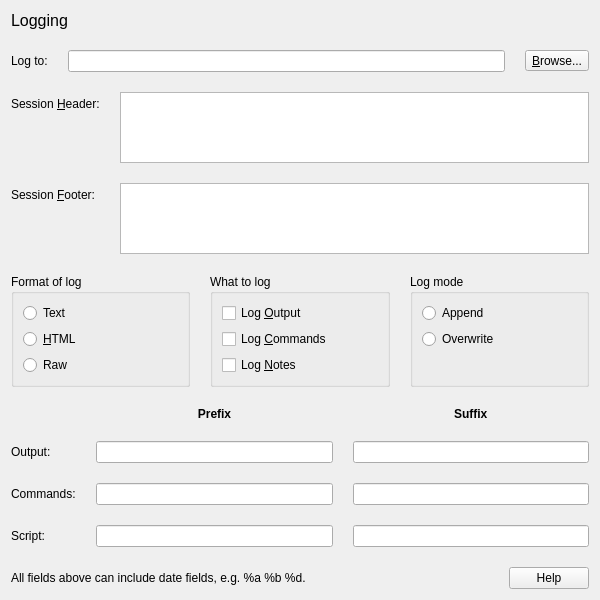
Qt form smushclient-qt/cpp/ui/prefs/logging.ui (jnbooth/smushclient) before a commit.
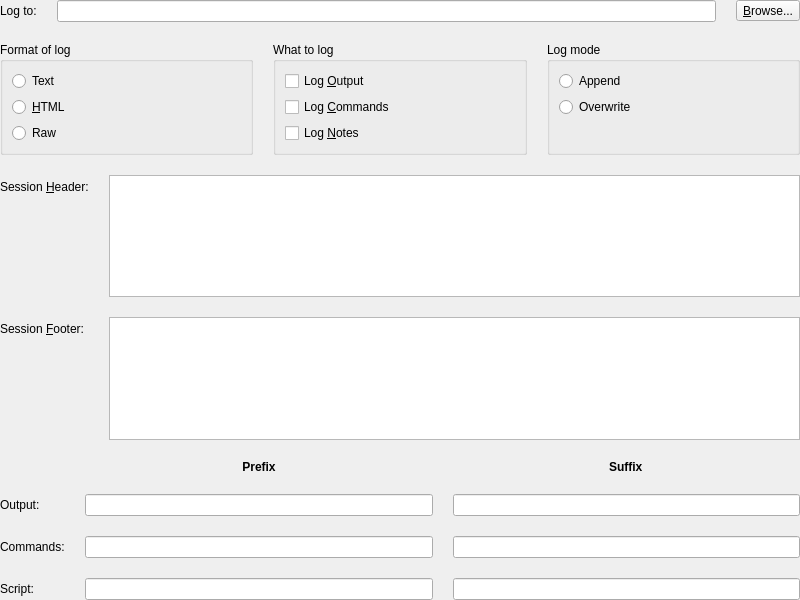
The same form after that commit. Icons and pictures are not drawn.

```diff
--- a/smushclient-qt/cpp/ui/prefs/logging.ui
+++ b/smushclient-qt/cpp/ui/prefs/logging.ui
@@ -6,7 +6,7 @@
    <rect>
     <x>0</x>
     <y>0</y>
-    <width>600</width>
+    <width>800</width>
     <height>600</height>
    </rect>
   </property>
@@ -23,24 +23,18 @@
    <property name="spacing">
     <number>20</number>
    </property>
-   <item>
-    <widget class="QLabel" name="label_title">
-     <property name="sizePolicy">
-      <sizepolicy hsizetype="Preferred" vsizetype="Fixed">
-       <horstretch>0</horstretch>
-       <verstretch>0</verstretch>
-      </sizepolicy>
-     </property>
-     <property name="font">
-      <font>
-       <pointsize>12</pointsize>
-      </font>
-     </property>
-     <property name="text">
-      <string>Logging</string>
-     </property>
-    </widget>
-   </item>
+   <property name="leftMargin">
+    <number>0</number>
+   </property>
+   <property name="topMargin">
+    <number>0</number>
+   </property>
+   <property name="rightMargin">
+    <number>0</number>
+   </property>
+   <property name="bottomMargin">
+    <number>0</number>
+   </property>
    <item>
     <layout class="QHBoxLayout" name="_log">
      <item>
@@ -72,36 +66,6 @@
      </item>
     </layout>
    </item>
-   <item>
-    <layout class="QFormLayout" name="_session">
-     <item row="0" column="0">
-      <widget class="QLabel" name="LogFilePreamble_label">
-       <property name="text">
-        <string>Session &amp;Header:</string>
-       </property>
-       <property name="buddy">
-        <cstring>LogFilePreamble</cstring>
-       </property>
-      </widget>
-     </item>
-     <item row="0" column="1">
-      <widget class="QPlainTextEdit" name="LogFilePreamble"/>
-     </item>
-     <item row="1" column="0">
-      <widget class="QLabel" name="LogFilePostamble_label">
-       <property name="text">
-        <string>Session &amp;Footer:</string>
-       </property>
-       <property name="buddy">
-        <cstring>LogFilePostamble</cstring>
-       </property>
-      </widget>
-     </item>
-     <item row="1" column="1">
-      <widget class="QPlainTextEdit" name="LogFilePostamble"/>
-     </item>
-    </layout>
-   </item>
    <item>
     <layout class="QHBoxLayout" name="_options">
      <item>
@@ -228,6 +192,36 @@
      </item>
     </layout>
    </item>
+   <item>
+    <layout class="QFormLayout" name="_session">
+     <item row="0" column="0">
+      <widget class="QLabel" name="LogFilePreamble_label">
+       <property name="text">
+        <string>Session &amp;Header:</string>
+       </property>
+       <property name="buddy">
+        <cstring>LogFilePreamble</cstring>
+       </property>
+      </widget>
+     </item>
+     <item row="0" column="1">
+      <widget class="QPlainTextEdit" name="LogFilePreamble"/>
+     </item>
+     <item row="1" column="0">
+      <widget class="QLabel" name="LogFilePostamble_label">
+       <property name="text">
+        <string>Session &amp;Footer:</string>
+       </property>
+       <property name="buddy">
+        <cstring>LogFilePostamble</cstring>
+       </property>
+      </widget>
+     </item>
+     <item row="1" column="1">
+      <widget class="QPlainTextEdit" name="LogFilePostamble"/>
+     </item>
+    </layout>
+   </item>
    <item>
     <layout class="QGridLayout" name="_affixes">
      <item row="0" column="1">
@@ -298,30 +292,6 @@
      </item>
     </layout>
    </item>
-   <item>
-    <layout class="QHBoxLayout" name="horizontalLayout">
-     <item>
-      <widget class="QLabel" name="label_help">
-       <property name="text">
-        <string>All fields above can include date fields, e.g. %a %b %d.</string>
-       </property>
-      </widget>
-     </item>
-     <item>
-      <widget class="QDialogButtonBox" name="buttonBox">
-       <property name="sizePolicy">
-        <sizepolicy hsizetype="Fixed" vsizetype="Fixed">
-         <horstretch>0</horstretch>
-         <verstretch>0</verstretch>
-        </sizepolicy>
-       </property>
-       <property name="standardButtons">
-        <set>QDialogButtonBox::StandardButton::Help</set>
-       </property>
-      </widget>
-     </item>
-    </layout>
-   </item>
   </layout>
  </widget>
  <resources/>
```
